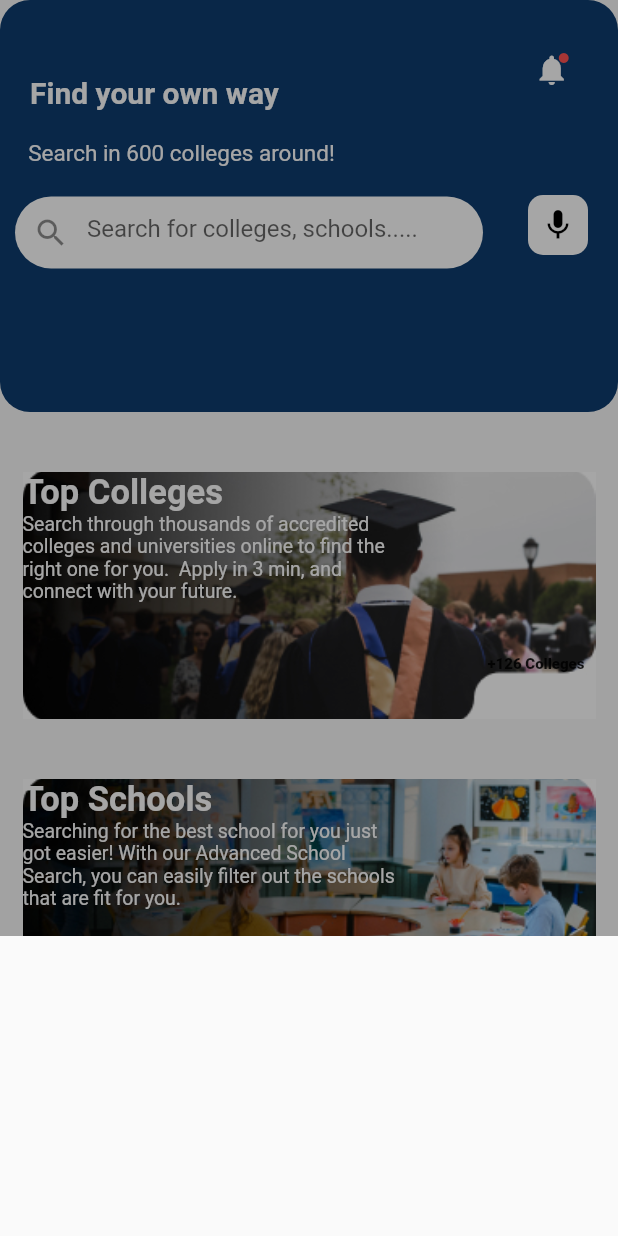
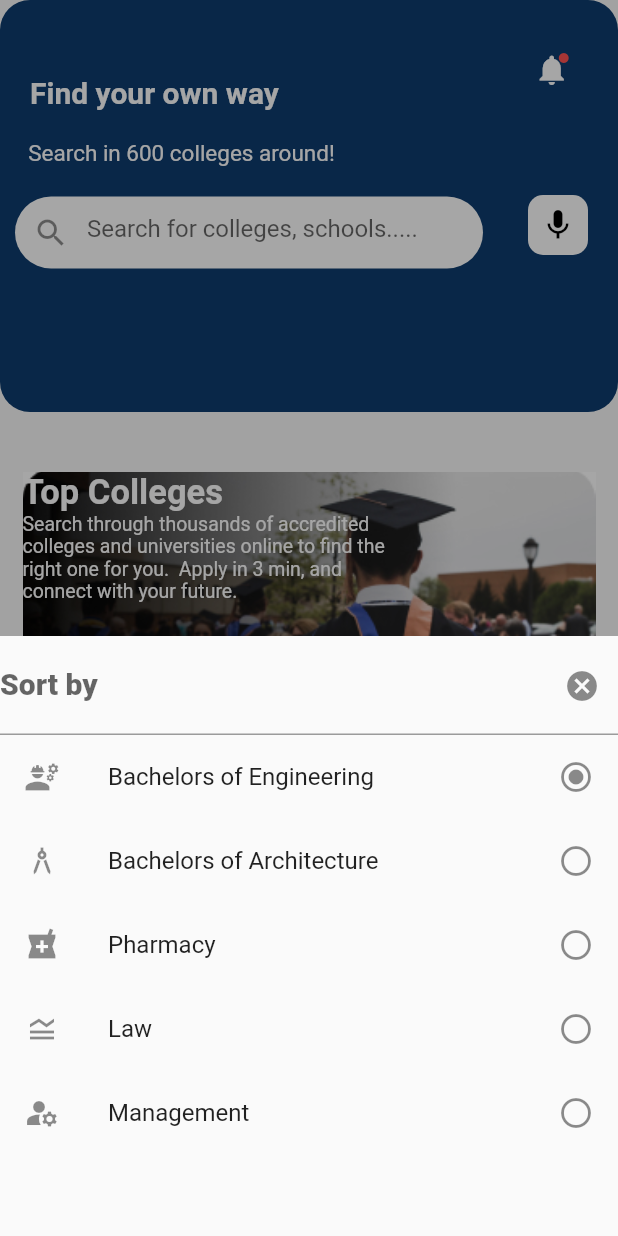
Before and after one commit to r6654kumar/institute_info, a Flutter app: the screen it shows after launch, after a tap on "Top Colleges", on a phone screen of 412 x 824 dp. Run offline on Flutter 3.47's test engine with Material 2 defaults, Android fonts, the phone set to English and light mode, and no system bars; our stand-ins replace modal_bottom_sheet.

Commit message:
Updated Code

```diff
--- a/lib/main.dart
+++ b/lib/main.dart
@@ -1,4 +1,5 @@
 import 'package:flutter/material.dart';
+import 'package:institute_info/pages/HomePage1.dart';
 import 'package:institute_info/pages/homepage.dart';
 void main()
 {
@@ -12,8 +13,11 @@ class MyApp extends StatelessWidget {
     return MaterialApp(
       title: "Institute Info",
       theme: ThemeData.light(),
-      home:HomeScreen(),
       debugShowCheckedModeBanner: false,
+       routes: {
+      "/" : (context) => HomeScreen(),
+      "/homepage1" : (context) => HomePage1(),
+    },
     );
   }
 }
--- a/lib/pages/HomePage1.dart
+++ b/lib/pages/HomePage1.dart
@@ -0,0 +1,17 @@
+import 'package:flutter/material.dart';
+import 'package:flutter/src/widgets/container.dart';
+import 'package:flutter/src/widgets/framework.dart';
+
+class HomePage1 extends StatefulWidget {
+  const HomePage1({super.key});
+
+  @override
+  State<HomePage1> createState() => _HomePage1State();
+}
+
+class _HomePage1State extends State<HomePage1> {
+  @override
+  Widget build(BuildContext context) {
+    return Scaffold();
+  }
+}
--- a/lib/pages/homepage.dart
+++ b/lib/pages/homepage.dart
@@ -1,11 +1,8 @@
 // ignore_for_file: prefer_const_constructors, prefer_const_literals_to_create_immutables
-
 import 'package:flutter/material.dart';
 import 'package:modal_bottom_sheet/modal_bottom_sheet.dart';
-
 class HomeScreen extends StatefulWidget {
   HomeScreen({super.key});
-
   @override
   State<HomeScreen> createState() => _HomeScreenState();
 }
@@ -76,7 +73,9 @@ class _HomeScreenState extends State<HomeScreen> {
                               fontSize: 20,
                               color: Colors.white),
                         )),
-                    Container(
+                    GestureDetector(
+                      onTap: () {},
+                      child: Container(
                         child: Stack(children: <Widget>[
                           Icon(
                             Icons.notifications,
@@ -89,6 +88,7 @@ class _HomeScreenState extends State<HomeScreen> {
                                 size: 8.0, color: Colors.redAccent),
                           )
                         ]),
+                      ),
                     )
                   ],
                 ),
@@ -116,7 +116,9 @@ class _HomeScreenState extends State<HomeScreen> {
                             prefixIcon: Icon(Icons.search),
                           ),
                         )),
-                    Container(
+                    GestureDetector(
+                      onTap: () {},
+                      child: Container(
                           height: 40,
                           width: 40,
                           decoration: BoxDecoration(
@@ -126,7 +128,8 @@ class _HomeScreenState extends State<HomeScreen> {
                           child: Icon(
                             Icons.mic,
                             color: Colors.black,
-                        ))
+                          )),
+                    )
                   ],
                 )),
               ]),
@@ -141,9 +144,65 @@ class _HomeScreenState extends State<HomeScreen> {
                 context: context,
                 enableDrag: true,
                 builder: (context) => Container(
-                  height: 200,
+                    height: 400,
+                    child: Column(
+                      children: [
+                        TextField(
+                          readOnly: true,
+                          style: TextStyle(
+                            fontWeight: FontWeight.w900,
+                            fontSize: 20,
                           ),
-              );;
+                          decoration: InputDecoration(
+                            labelText: "Sort by",
+                            suffixIcon: Icon(Icons.cancel),
+                          ),
+                        ),
+                        GestureDetector(
+                          child: ListTile(
+                            leading: Icon(Icons.engineering),
+                            title: Text("Bachelors of Engineering"),
+                            trailing: Icon(Icons.radio_button_checked_outlined)
+                          ),
+                          onTap: (){
+                            Navigator.pushNamed(context, "/homepage1");
+                          },
+                        ),
+                        GestureDetector(
+                          child: ListTile(
+                            leading: Icon(Icons.architecture),
+                            title: Text("Bachelors of Architecture"),
+                            trailing: Icon(Icons.radio_button_off)
+                          ),
+                        ),
+                        GestureDetector(
+                          child: ListTile(
+                            leading: Icon(Icons.local_pharmacy),
+                            title: Text("Pharmacy"),
+                            trailing: GestureDetector(child: Icon(Icons.radio_button_off),
+                            onTap: (){},)
+                          ),
+                        ),
+                        GestureDetector(
+                          child: ListTile(
+                            leading: Icon(Icons.legend_toggle_sharp),
+                            title: Text("Law"),
+                            trailing: GestureDetector(child: Icon(Icons.radio_button_off),
+                            onTap: (){},)
+                          ),
+                        ),
+                        GestureDetector(
+                          child: ListTile(
+                            leading: Icon(Icons.manage_accounts),
+                            title: Text("Management"),
+                           trailing: GestureDetector(child: Icon(Icons.radio_button_off),
+                            onTap: (){},)
+                          ),
+                        ),
+                      ],
+                    )),
+              );
+              ;
             },
             child: Container(
                 width: MediaQuery.of(context).size.width - 30,
```
Lines whose indentation alone changed are shown as unchanged.
